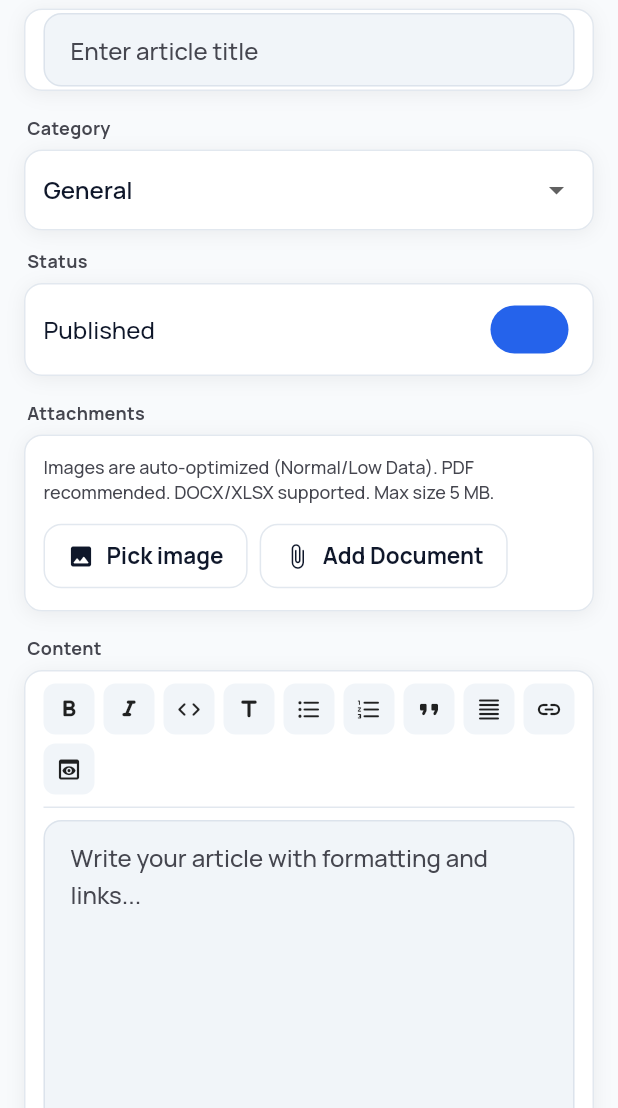
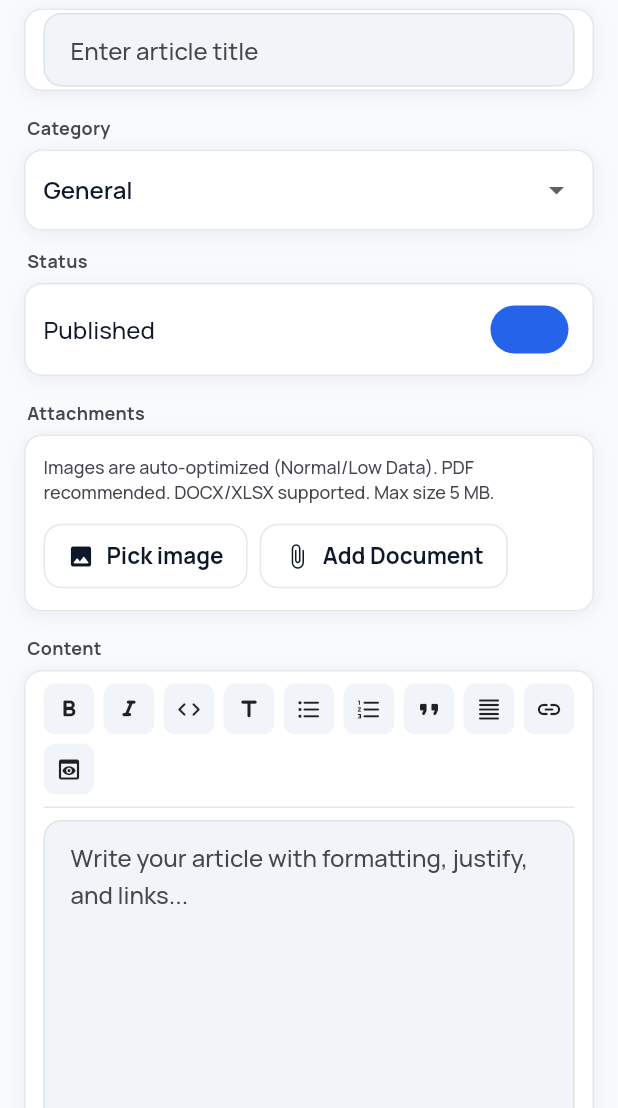
Before and after one commit to cjohnmizo/liankhawpui, a Flutter app: the NewsEditScreen screen opened by its route, on a phone screen of 412 x 824 dp, the part 128-1236 px from its top. Run offline on Flutter 3.47's test engine with Material 3 defaults, Android fonts, the phone set to English and light mode, and no system bars; our stand-ins replace cached_network_image, connectivity_plus, file_picker, fl_chart, flutter_dotenv, flutter_image_compress and 8 more; missing offline and left inert: markdown, onesignal_flutter, powersync; accounts and stored records are empty; network calls fail; statements that could not run were skipped.

Commit message:
docs(editor): surface justify formatting in editor guidance

```diff
--- a/lib/features/announcement/presentation/announcement_create_screen.dart
+++ b/lib/features/announcement/presentation/announcement_create_screen.dart
@@ -337,7 +337,7 @@ class _AnnouncementCreateScreenState
                       RichMarkdownEditor(
                         controller: _contentController,
                         hintText:
-                            'Write announcement content. Use toolbar for bold, list, links, and preview.',
+                            'Write announcement content. Use toolbar for bold, justify, list, links, and preview.',
                         minLines: 8,
                         maxLines: 18,
                       ),
--- a/lib/features/news/presentation/news_edit_screen.dart
+++ b/lib/features/news/presentation/news_edit_screen.dart
@@ -498,7 +498,8 @@ class _NewsEditScreenState extends ConsumerState<NewsEditScreen> {
                   _fieldLabel(context, 'Content'),
                   RichMarkdownEditor(
                     controller: _contentController,
-                    hintText: 'Write your article with formatting and links...',
+                    hintText:
+                        'Write your article with formatting, justify, and links...',
                     minLines: 10,
                     maxLines: 22,
                   ),
```
